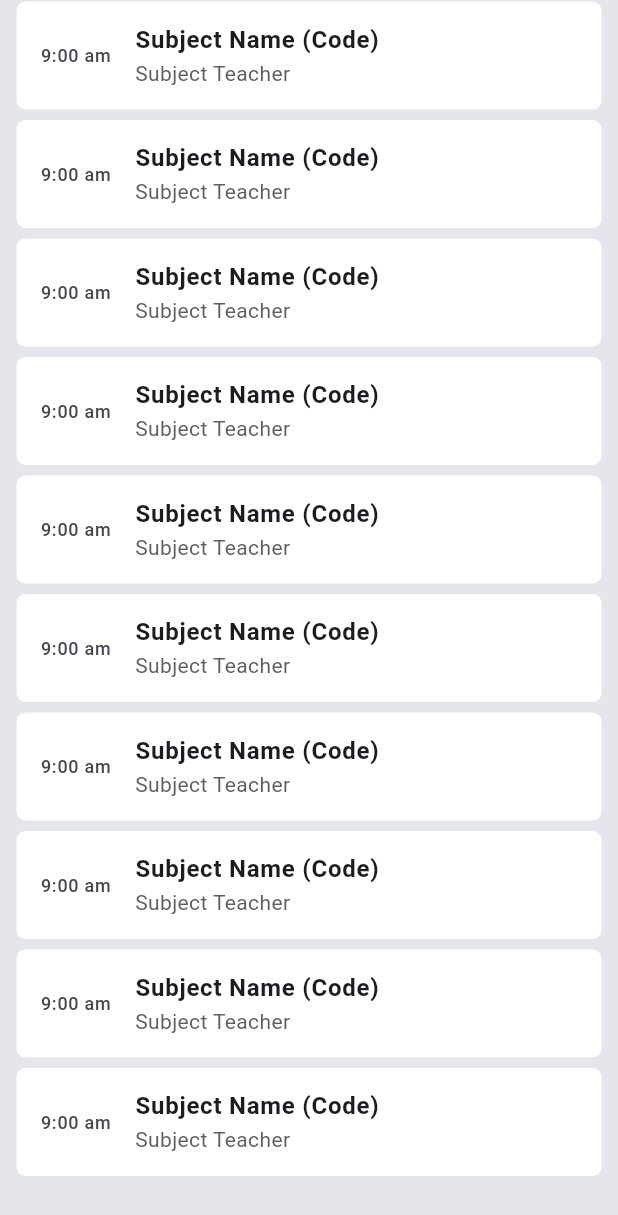
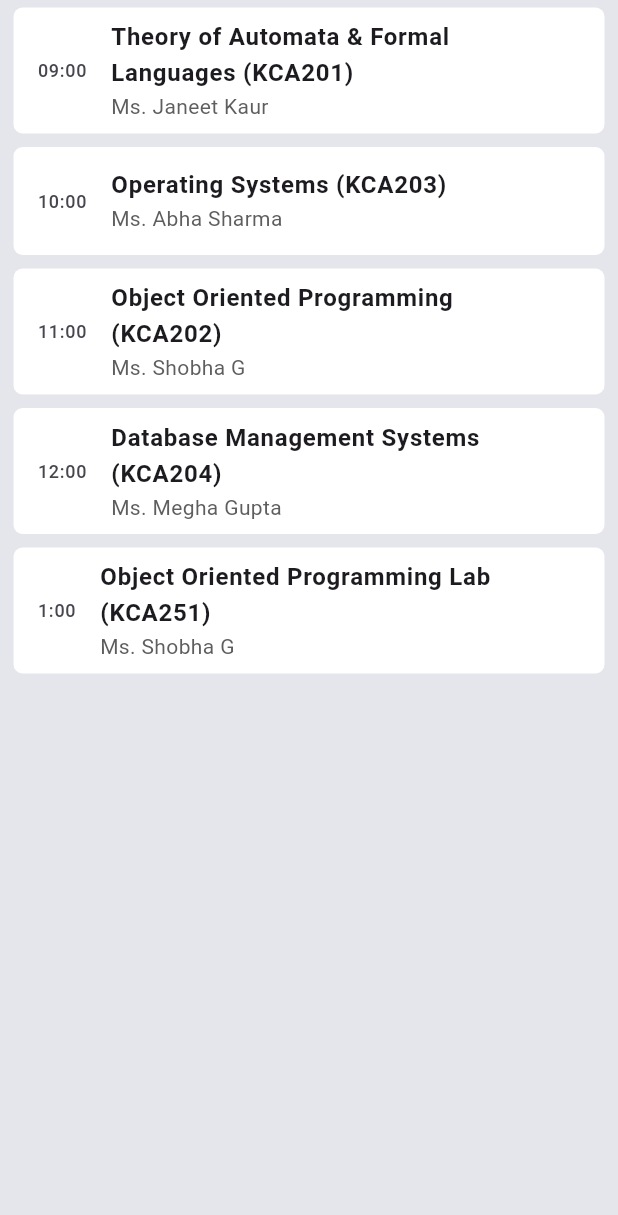
Before and after one commit to Mks30d/FlutterTutorial, a Flutter app: the screen it shows after launch, on a phone screen of 412 x 824 dp. Shown: the top 1215 px of the screen. Run offline on Flutter 3.47's test engine with Material 3 defaults, Android fonts, the phone set to English and light mode, and no system bars; our stand-ins replace font_awesome_flutter.

Commit message:
Implemented custom API calling in Routine for Student App

```diff
--- a/lib/Routine/routine.dart
+++ b/lib/Routine/routine.dart
@@ -1,5 +1,6 @@
 import 'package:flutter/cupertino.dart';
 import 'package:flutter/material.dart';
+import 'package:flutter_basics/Routine/routine_api.dart';
 
 class Routine_Widget extends StatefulWidget {
   const Routine_Widget({super.key});
@@ -8,36 +9,12 @@ class Routine_Widget extends StatefulWidget {
   State<Routine_Widget> createState() => _Routine_WidgetState();
 }
 
-var routineapi = {
-  "Monday": [
-    {
-      "subject": "Math",
-      "time": "09:00-10:00",
-      "room": "101"
-    },
-    {"subject": "English", "time": "10:15-11:15", "room": "102"}
-  ],
-  "Tuesday": [
-    {
-      "subject": "Physics",
-      "time": "09:00-10:00",
-      "room": "201"
-    },
-  ]
-};
 class _Routine_WidgetState extends State<Routine_Widget> {
   var subject = routineapi["Monday"]?[1]["subject"];
   var time = routineapi["Monday"]?[1]["time"];
   var room = routineapi["Monday"]?[1]["room"];
   @override
   Widget build(BuildContext context) {
-    // return Container(
-    //   child: TextButton(onPressed: (){
-    //     print("$subject, $time, $room");
-    //     print("Clicked...");
-    //   }, child: Text("Click")),
-    // );
-
 
     return Container(
       width: double.infinity,
@@ -46,41 +23,41 @@ class _Routine_WidgetState extends State<Routine_Widget> {
         color: Color(0xFFE5E5EC),
       ),
       child: ListView.builder(
-        itemCount: 10,
+        itemCount: routineapi["Monday"]?.length,
         itemBuilder: (context, index) {
-          // var subjectCode = subjectDetails[index]["subjectCode"];
-          // var subjectName = subjectDetails[index]["subjectName"];
-          // var subjectTeacher = subjectDetails[index]["subjectTeacher"];
-          // var subjectAttendance = studentAttendance[index];
-          var subjectTime = "9:00 am";
-          var subjectCode = "Code";
-          var subjectName = "Subject Name";
-          var subjectTeacher = "Subject Teacher";
-          var subjectAttendance = 90;
+
+          var subjectTime = routineapi["Monday"]?[index]["time"];
+          var subjectCode = routineapi["Monday"]?[index]["subjectCode"];
+          var subjectName = routineapi["Monday"]?[index]["subjectName"];
+          var subjectTeacher = routineapi["Monday"]?[index]["subjectTeacher"];
 
           return Column(
             children: [
               Padding(
-                padding: const EdgeInsets.only(left: 11, right: 11, top: 1, bottom: 1),
+                padding: const EdgeInsets.only(
+                    left: 9, right: 9, top: 5, bottom: 4),
                 child: Container(
                   decoration: BoxDecoration(
                     color: Colors.white,
                     borderRadius: BorderRadius.circular(6),
                   ),
                   child: ListTile(
-                    leading: Text(subjectTime, style: TextStyle(fontSize: 12),),
-
-                    title: Text("$subjectName ($subjectCode)", style: TextStyle(fontWeight: FontWeight.bold),),
-
+                    leading: Text(
+                      subjectTime!,
+                      style: TextStyle(fontSize: 12),
+                    ),
+                    title: Text(
+                      "$subjectName ($subjectCode)",
+                      style: TextStyle(fontWeight: FontWeight.bold),
+                    ),
                     subtitle: Text(subjectTeacher!,
                         style: TextStyle(color: Color(0xFF5E5E5E))),
-
                   ),
                 ),
               ),
-              SizedBox(
-                height: 5,
-              )
+              // SizedBox(
+              //   height: 5,
+              // )
             ],
           );
         },
```
